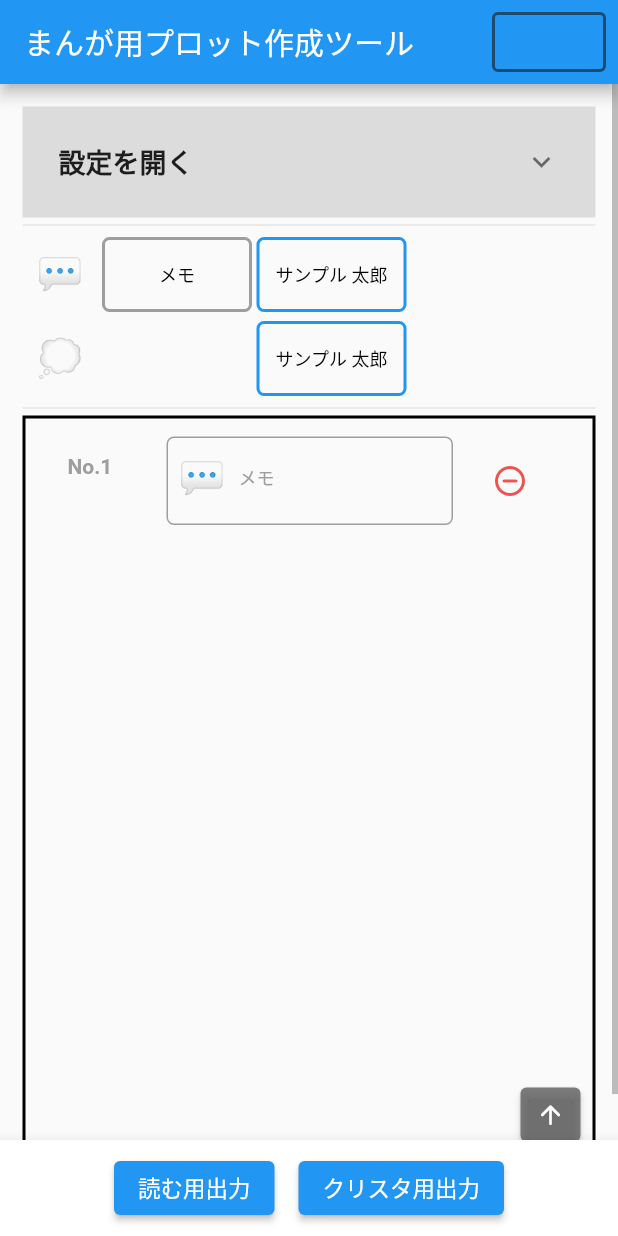
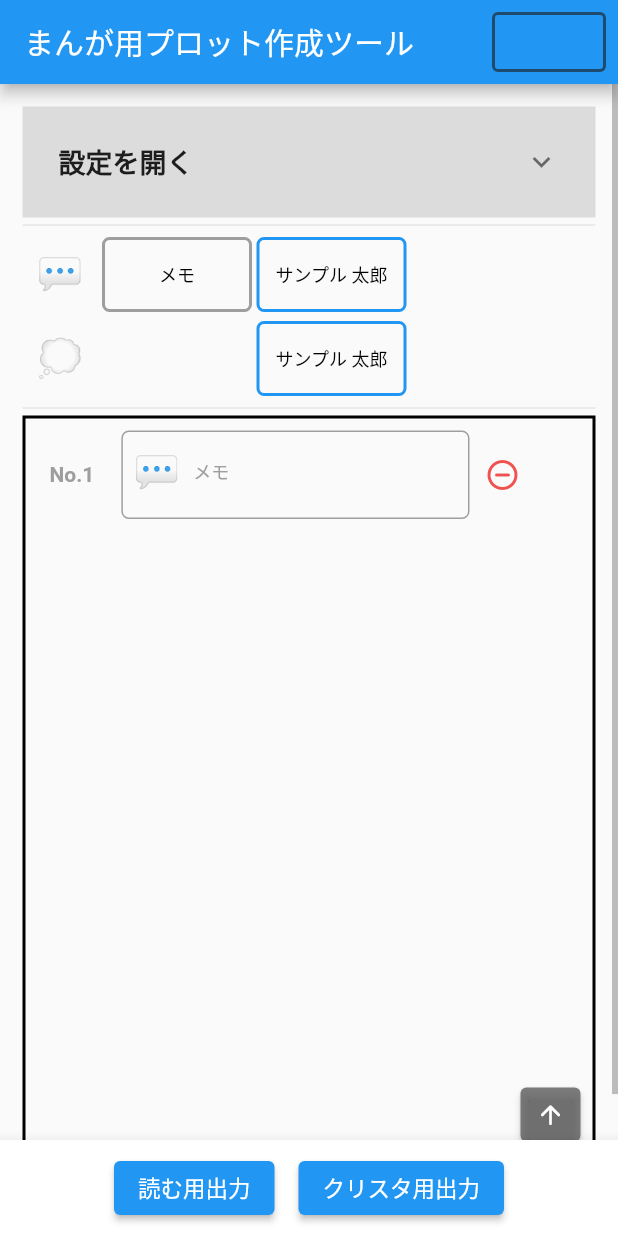
Before and after one commit to smsmsy/story_maker_for_clip_studio, a Flutter app: the screen it shows after launch, on a phone screen of 412 x 824 dp. Run offline on Flutter 3.47's test engine with Material 2 defaults, Android fonts, the phone set to English and light mode, and no system bars; our stand-ins replace firebase_auth, firebase_core, flutter_colorpicker; accounts and stored records are empty; Roboto replaces fonts that are missing (源柔ゴシックＰ).

Commit message:
Fix layout of contents view ListTile is changed to Row Widget

```diff
--- a/lib/main.dart
+++ b/lib/main.dart
@@ -681,17 +681,22 @@ class _MyHomePageState extends State<MyHomePage> with WidgetsBindingObserver {
   }
 
   Widget contentListViewOfContentsView(int index) {
-    return ListTile(
-      key: Key('$index'),
-      contentPadding: const EdgeInsets.only(left: 20.0, right: 15),
-      leading: Text(
+    return Row(
+      key: Key('${index}'),
+      children: [
+        Padding(
+          padding: const EdgeInsets.all(_edgeValueMedium),
+          child: Text(
             "No." + (index + 1).toString(),
             style: TextStyle(
               color: contents[index].person.color,
               fontWeight: FontWeight.bold,
             ),
           ),
-      title: Transform.translate(
+        ),
+
+        Expanded(
+          child: Transform.translate(
             offset: const Offset(10, 0),
             child: TextFormField(
               decoration: InputDecoration(
@@ -728,7 +733,8 @@ class _MyHomePageState extends State<MyHomePage> with WidgetsBindingObserver {
               controller: contents[index].controller,
             ),
           ),
-      trailing: TextButton(
+        ),
+        TextButton(
           onPressed: () {
             setState(() {
               contents[index]
@@ -742,7 +748,71 @@ class _MyHomePageState extends State<MyHomePage> with WidgetsBindingObserver {
             color: Colors.red[400],
           ),
         ),
+        const SizedBox(width: 20,)
+      ],
     );
+    //   ListTile(
+    //   key: Key('$index'),
+    //   contentPadding: const EdgeInsets.only(left: 20.0, right: 15),
+    //   leading: Text(
+    //     "No." + (index + 1).toString(),
+    //     style: TextStyle(
+    //       color: contents[index].person.color,
+    //       fontWeight: FontWeight.bold,
+    //     ),
+    //   ),
+    //   title: Transform.translate(
+    //     offset: const Offset(10, 0),
+    //     child: TextFormField(
+    //       decoration: InputDecoration(
+    //         prefixIcon: Padding(
+    //           padding: const EdgeInsets.all(_edgeValueMedium),
+    //           child: _showIconForSerifOrMood(index),
+    //         ),
+    //         focusedBorder: OutlineInputBorder(
+    //           borderRadius: BorderRadius.circular(_radiusValue),
+    //           borderSide: BorderSide(
+    //             color: contents[index].person.color,
+    //             width: 2.0,
+    //           ),
+    //         ),
+    //         labelStyle: TextStyle(
+    //           fontSize: 12,
+    //           color: contents[index].person.color,
+    //         ),
+    //         labelText: contents[index].person.name,
+    //         floatingLabelStyle: TextStyle(
+    //           fontSize: 16,
+    //           color: contents[index].person.color,
+    //         ),
+    //         enabledBorder: OutlineInputBorder(
+    //           borderRadius: BorderRadius.circular(_radiusValue),
+    //           borderSide: BorderSide(
+    //             color: contents[index].person.color,
+    //             width: 1.0,
+    //           ),
+    //         ),
+    //       ),
+    //       keyboardType: TextInputType.multiline,
+    //       maxLines: null,
+    //       controller: contents[index].controller,
+    //     ),
+    //   ),
+    //   trailing: TextButton(
+    //     onPressed: () {
+    //       setState(() {
+    //         contents[index]
+    //             .controller
+    //             .removeListener(_reflectTextValueForContentsView);
+    //         contents.removeAt(index);
+    //       });
+    //     },
+    //     child: Icon(
+    //       Icons.remove_circle_outline_rounded,
+    //       color: Colors.red[400],
+    //     ),
+    //   ),
+    // );
   }
 
   Future<Color?> openColorSettingDialog(BuildContext context) {
```
Lines whose indentation alone changed are shown as unchanged.
